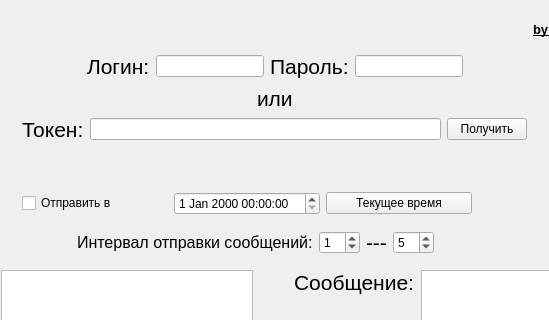
First picture: the form in auto_mes_vk_form.ui, repository graf4444/auto_message_vk, before the edit; both pictures show x 200 to 749 and y 0 to 320 of the 911 by 705 pixel window.
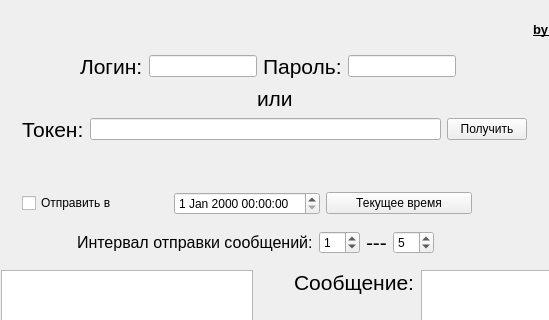
Second picture: the form after the edit.

Commit message: Незначительные исправления

What changed in the file:
```diff
--- a/auto_mes_vk_form.ui
+++ b/auto_mes_vk_form.ui
@@ -162,6 +162,13 @@
            </item>
           </layout>
          </item>
+         <item row="0" column="2">
+          <widget class="QLabel" name="label_14">
+           <property name="text">
+            <string/>
+           </property>
+          </widget>
+         </item>
         </layout>
        </item>
        <item row="0" column="4">
```
The commit also changes 1 other file.
